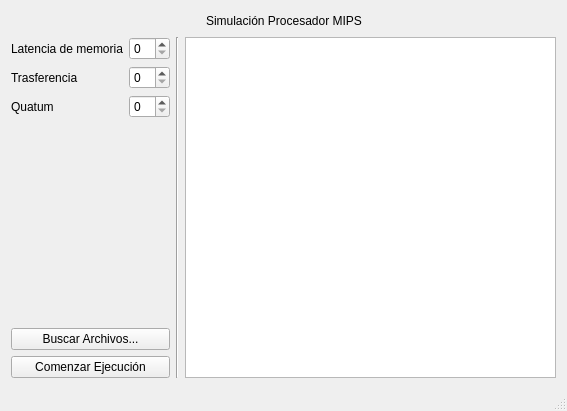
Before: the Qt Designer form mainwindow.ui in KefDS/MIPS-Processor-Simulator, drawn with Qt 5.
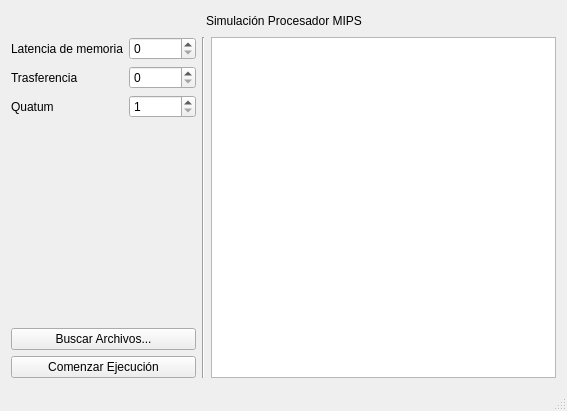
After: the same form once the commit is applied.

Commit message: Se añaden las nuevas instrucciones. Se aumenta el número máximo del Quatum

What changed in the file:
```diff
--- a/mainwindow.ui
+++ b/mainwindow.ui
@@ -69,7 +69,11 @@
            </widget>
           </item>
           <item row="0" column="1">
-           <widget class="QSpinBox" name="latenciaMemoriaSpinBox"/>
+           <widget class="QSpinBox" name="latenciaMemoriaSpinBox">
+            <property name="maximum">
+             <number>1000</number>
+            </property>
+           </widget>
           </item>
           <item row="1" column="0">
            <widget class="QLabel" name="label_2">
@@ -82,7 +86,11 @@
            </widget>
           </item>
           <item row="1" column="1">
-           <widget class="QSpinBox" name="trasferenciaSpinBox"/>
+           <widget class="QSpinBox" name="trasferenciaSpinBox">
+            <property name="maximum">
+             <number>1000</number>
+            </property>
+           </widget>
           </item>
           <item row="2" column="0">
            <widget class="QLabel" name="label_3">
@@ -95,7 +103,14 @@
            </widget>
           </item>
           <item row="2" column="1">
-           <widget class="QSpinBox" name="quatumSpinBox"/>
+           <widget class="QSpinBox" name="quatumSpinBox">
+            <property name="minimum">
+             <number>1</number>
+            </property>
+            <property name="maximum">
+             <number>1000000</number>
+            </property>
+           </widget>
           </item>
          </layout>
         </item>
```
The commit also changes 2 other files.
